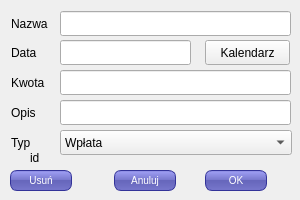
Old version of the form editdata.ui in the repository peter890/Wydatnik.
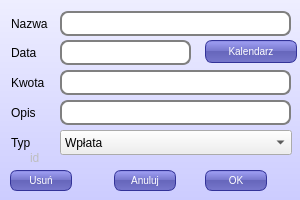
New version of the form. Icons and pictures are not drawn.

The edit to the form file:
```diff
--- a/editdata.ui
+++ b/editdata.ui
@@ -28,7 +28,63 @@
   <property name="styleSheet">
    <string notr="true">QLineEdit[echoMode=&quot;2&quot;] {
      lineedit-password-character: 9679;
- }</string>
+ }
+/*QLineEdit {
+   
+    background-color: rgb(255, 255, 241);
+    selection-color: white;                        
+    selection-background-color: rgb(191, 31, 127);
+    border: 2px groove gray;
+    border-radius: 10px;
+    padding: 2px 4px;
+}
+QPushButton {
+color: white;
+background-color: QLinearGradient( x1: 0, y1: 0, x2: 0, y2: 1, stop: 0 #88d, stop: 0.1 #99e, stop: 0.49 #77c, stop: 0.5 #66b, stop: 1 #77c);
+border-width: 1px;
+border-color: #339;
+border-style: solid;
+border-radius: 7;
+
+font-size: 10px;
+
+max-width: 115px;
+
+max-height: 27px;
+}*/
+
+QLineEdit {
+padding: 1px;
+border-style: solid;
+border: 2px solid gray;
+border-radius: 8px;
+}
+
+QPushButton {
+color: white;
+background-color: QLinearGradient( x1: 0, y1: 0, x2: 0, y2: 1, stop: 0 #88d, stop: 0.1 #99e, stop: 0.49 #77c, stop: 0.5 #66b, stop: 1 #77c);
+border-width: 1px;
+border-color: #339;
+border-style: solid;
+border-radius: 7;
+padding: 3px;
+font-size: 10px;
+padding-left: 5px;
+padding-right: 5px;
+
+max-width: 110px;
+
+max-height: 15px;
+}
+
+#Login{
+	background: gray;
+}
+#EditData{
+	background: QLinearGradient(x1: 0, y1: 0, x2: 0, y2: 1, stop: 0 #eef, stop: 1 #ccf);
+}
+
+</string>
   </property>
   <widget class="QLabel" name="label_nazwa">
    <property name="geometry">
@@ -48,13 +104,32 @@
     <rect>
      <x>205</x>
      <y>40</y>
-     <width>85</width>
-     <height>25</height>
+     <width>92</width>
+     <height>23</height>
     </rect>
    </property>
    <property name="text">
     <string>Kalendarz</string>
    </property>
+   <property name="icon">
+    <iconset resource="icons/ikony.qrc">
+     <normaloff>:/icon/Calendar-icon.png</normaloff>:/icon/Calendar-icon.png</iconset>
+   </property>
+   <property name="iconSize">
+    <size>
+     <width>16</width>
+     <height>16</height>
+    </size>
+   </property>
+   <property name="autoDefault">
+    <bool>false</bool>
+   </property>
+   <property name="default">
+    <bool>false</bool>
+   </property>
+   <property name="flat">
+    <bool>false</bool>
+   </property>
   </widget>
   <widget class="QLabel" name="label_data">
    <property name="geometry">
@@ -250,6 +325,9 @@
      <height>25</height>
     </rect>
    </property>
+   <property name="styleSheet">
+    <string notr="true">border-color: qlineargradient(spread:reflect, x1:0.291, y1:0.056, x2:0.359, y2:1, stop:0 rgba(0, 0, 0, 255), stop:1 rgba(255, 255, 255, 255));</string>
+   </property>
    <item>
     <property name="text">
      <string>Wpłata</string>
@@ -262,6 +340,9 @@
    </item>
   </widget>
   <widget class="QLabel" name="id">
+   <property name="enabled">
+    <bool>false</bool>
+   </property>
    <property name="geometry">
     <rect>
      <x>30</x>
```
Left out of the diff: 16 changed lines with no effect on the pictures.
